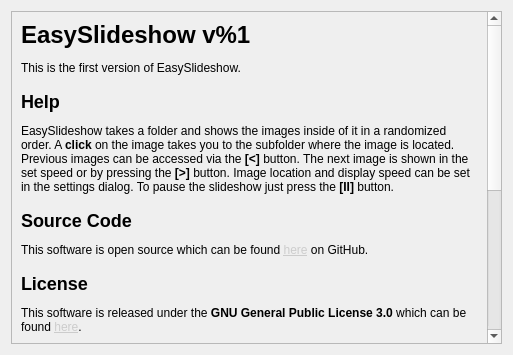
This is ui/helpdialog.ui in minils/EasySlideshow as Qt 5 draws it before an edit. The edited form follows.
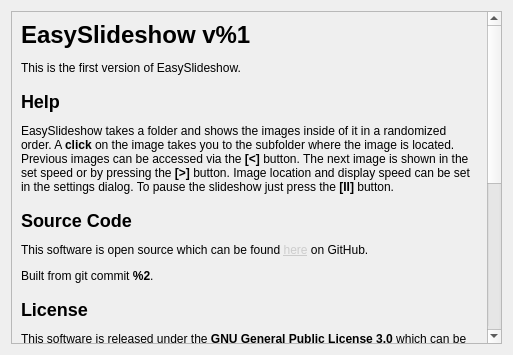
This is the edited form. Icons and pictures are not drawn.

Diff of the .ui file:
```diff
--- a/ui/helpdialog.ui
+++ b/ui/helpdialog.ui
@@ -48,9 +48,9 @@
          <property name="geometry">
           <rect>
            <x>0</x>
-           <y>-394</y>
+           <y>-79</y>
            <width>479</width>
-           <height>729</height>
+           <height>806</height>
           </rect>
          </property>
          <layout class="QGridLayout" name="gridLayout_3">
@@ -76,6 +76,7 @@
 &lt;/p&gt;
 &lt;h2&gt;Source Code&lt;/h2&gt;
 &lt;p&gt;This software is open source which can be found &lt;a href=&quot;https://github.com/minils/EasySlideshow&quot; style=&quot;color: #cccccc;&quot;&gt;here&lt;/a&gt; on GitHub.&lt;/p&gt;
+&lt;p&gt;Built from git commit &lt;b&gt;%2&lt;/b&gt;.&lt;p&gt;
 &lt;h2&gt;License&lt;/h2&gt;
 &lt;p&gt;This software is released under the &lt;b&gt;GNU General Public License 3.0&lt;/b&gt; which can be found &lt;a href=&quot;http://www.gnu.org/licenses/gpl-3.0.txt&quot; style=&quot;color: #cccccc;&quot;&gt;here&lt;/a&gt;.&lt;/p&gt;
 &lt;h2&gt;Author&lt;/h2&gt;
```
